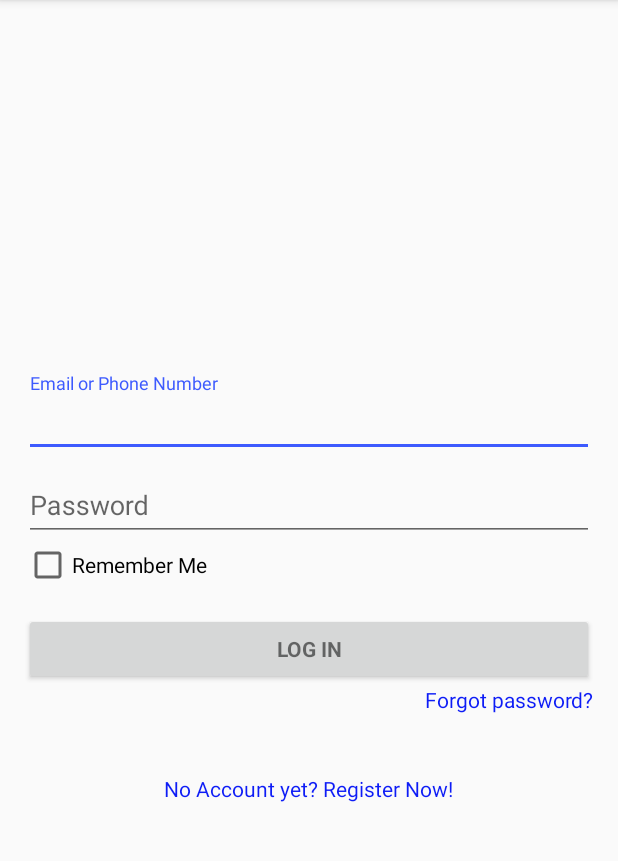
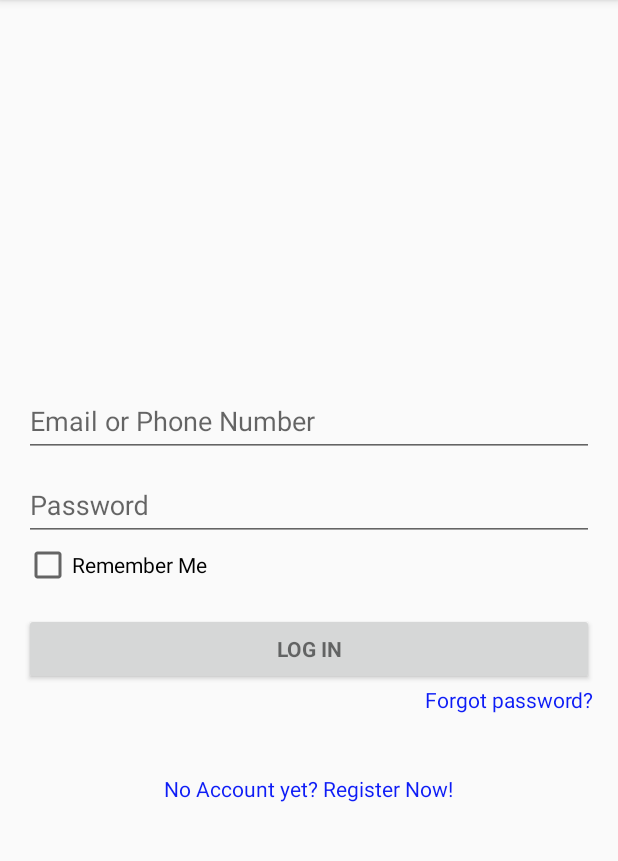
Before and after one commit to itkkk/FasterFood, an Android app: the screen it shows after launch (HomeActivity), in the side drawer, after a tap on "Login", on a phone screen of 412 x 824 dp, the part 84-945 px from its top. Run offline under Robolectric (Android 15) with nearby library versions, the phone set to English and light mode, and no system bars.

```diff
--- a/app/src/main/java/it/uniba/di/ivu/sms16/gruppo3/fasterfood/HomeActivity.java
+++ b/app/src/main/java/it/uniba/di/ivu/sms16/gruppo3/fasterfood/HomeActivity.java
@@ -1,5 +1,7 @@
 package it.uniba.di.ivu.sms16.gruppo3.fasterfood;
 
+import android.animation.Animator;
+import android.animation.AnimatorListenerAdapter;
 import android.animation.ValueAnimator;
 import android.app.Fragment;
 import android.app.FragmentManager;
@@ -24,6 +26,7 @@ public class HomeActivity extends AppCompatActivity
     static private boolean STARTED = false;
     static private boolean LOGGED = false;
     static boolean IS_LOGIN_FRAGMENT_ATTACHED = false;
+    static boolean IS_BACK_ARROW_SHOWED = false;
 
     NavigationView mNavigationView;
     private Toolbar myToolbar;
@@ -39,12 +42,11 @@ public class HomeActivity extends AppCompatActivity
         setupToolbar();
         setupNavigationDrawer();
 
-        if(savedInstanceState != null){
-            STARTED = savedInstanceState.getBoolean("STARTED");
-            LOGGED = savedInstanceState.getBoolean("LOGGED");
-        }
         if(!STARTED) {
             setupFragment();
+        }
+        if(IS_BACK_ARROW_SHOWED){
+            setBackArrow();
         }
     }
 
@@ -73,6 +75,7 @@ public class HomeActivity extends AppCompatActivity
         transaction.commit();
     }
 
+    //inizializza toolbar
     private void setupToolbar(){
         myToolbar = (Toolbar) findViewById(R.id.my_toolbar);
         myToolbar.setLogo(R.mipmap.ic_launcher);
@@ -81,6 +84,7 @@ public class HomeActivity extends AppCompatActivity
         setSupportActionBar(myToolbar);
     }
 
+    //inizializza navigationDrawer
     private void setupNavigationDrawer() {
         //ottengo il riferimento al layout
         mDrawerLayout = (DrawerLayout) findViewById(R.id.drawer_layout);
@@ -90,15 +94,19 @@ public class HomeActivity extends AppCompatActivity
         mDrawerToggle = new ActionBarDrawerToggle(this, mDrawerLayout, myToolbar, R.string.open_drawer, R.string.closed_drawer);
         mDrawerToggle.syncState();
 
+
         //aggiungo i listener (per animazione e click su menu)
         mNavigationView = (NavigationView) findViewById(R.id.nav_view);
         mDrawerLayout.setDrawerListener(mDrawerToggle);
         mNavigationView.setNavigationItemSelectedListener(this);
+
+
     }
 
-    //nasconde il navigation drawer se è aperto oppure chiama onBackPressed di default
+
     @Override
     public void onBackPressed() {
+        //nasconde il navigation drawer se è aperto oppure chiama onBackPressed di default
         if (mDrawer.isDrawerOpen(GravityCompat.START)) {
             mDrawer.closeDrawer(GravityCompat.START);
         } else {
@@ -107,12 +115,67 @@ public class HomeActivity extends AppCompatActivity
                 mDrawerToggle.setDrawerIndicatorEnabled(true);
                 getSupportActionBar().setDisplayHomeAsUpEnabled(false);
                 getSupportActionBar().setHomeButtonEnabled(false);
+                IS_BACK_ARROW_SHOWED = false;
 
                 animateDrawerIndicator(false);
+
+                mDrawerLayout.setDrawerLockMode(DrawerLayout.LOCK_MODE_UNLOCKED ); //abiita lo swipe per aprire il drawer
 
                 mDrawerToggle.syncState();
             }
         }
+    }
+
+    //shows the back Arrow
+    void setBackArrow(){
+        animateDrawerIndicator(true);
+        IS_BACK_ARROW_SHOWED = true;
+
+        mDrawerLayout.setDrawerLockMode(DrawerLayout.LOCK_MODE_LOCKED_CLOSED); //disabilita swipe per aprire il drawer
+
+        mDrawerToggle.setToolbarNavigationClickListener(new View.OnClickListener() {
+            @Override
+            public void onClick(View v) {
+                onBackPressed();
+            }
+        });
+
+        mDrawerToggle.syncState();
+    }
+
+    //animate the hamburger icon into a back arrow (
+    public void animateDrawerIndicator(final boolean shouldAnimate) {
+        ValueAnimator anim;
+        if(shouldAnimate) {
+            anim = ValueAnimator.ofFloat(0, 1);
+        } else {
+            anim = ValueAnimator.ofFloat(1, 0);
+        }
+        anim.addUpdateListener(new ValueAnimator.AnimatorUpdateListener() {
+            @Override
+            public void onAnimationUpdate(ValueAnimator valueAnimator) {
+                float slideOffset = (Float) valueAnimator.getAnimatedValue();
+                // You should get the drawer layout and
+                // toggler from your fragment to make the animation
+                mDrawerToggle.onDrawerSlide(mDrawerLayout, slideOffset);
+            }
+        });
+        anim.addListener(new AnimatorListenerAdapter()
+        {
+            @Override
+            public void onAnimationEnd(Animator animation)
+            {
+                if(shouldAnimate) {
+                    mDrawerToggle.setDrawerIndicatorEnabled(false);
+                    getSupportActionBar().setDisplayHomeAsUpEnabled(true);
+                    getSupportActionBar().setHomeButtonEnabled(true);
+                }
+            }
+        });
+        anim.setInterpolator(new DecelerateInterpolator());
+        anim.setDuration(700);
+        anim.start();
+
     }
 
     //Things to do when a drawer item is selected
@@ -150,15 +213,12 @@ public class HomeActivity extends AppCompatActivity
         // login-logout selected
         else if(id == R.id.nav_logout){
             if(!LOGGED) { //utente effettua il login
-                item.setTitle("Logout");
-                item.setIcon(R.drawable.ic_logout);
-                item.setCheckable(false);
-
                 setBackArrow();
-
                 getFragmentManager().beginTransaction().replace(R.id.fragment, new LoginFragment()).addToBackStack(null).commit();
 
                 if(LOGGED){
+                    item.setTitle("Logout");
+                    item.setIcon(R.drawable.ic_logout);
                     Menu mMenu = mNavigationView.getMenu();
                     MenuItem accountSettings = mMenu.findItem(R.id.nav_account_settings);
                     accountSettings.setVisible(true);
@@ -176,52 +236,9 @@ public class HomeActivity extends AppCompatActivity
         return true;
     }
 
+    //set the LOGGED boolean value
     void setLogged(boolean logged){
         this.LOGGED = logged;
     }
 
-    @Override
-    protected void onSaveInstanceState(Bundle outState) {
-        super.onSaveInstanceState(outState);
-        outState.putBoolean("STARTED", STARTED);
-        outState.putBoolean("LOGGED", LOGGED);
-    }
-
-    void setBackArrow(){
-        mDrawerToggle.setDrawerIndicatorEnabled(false);
-        getSupportActionBar().setDisplayHomeAsUpEnabled(true);
-        getSupportActionBar().setHomeButtonEnabled(true);
-
-        animateDrawerIndicator(true);
-
-        mDrawerToggle.setToolbarNavigationClickListener(new View.OnClickListener() {
-            @Override
-            public void onClick(View v) {
-                onBackPressed();
-            }
-        });
-
-        mDrawerToggle.syncState();
-    }
-
-    public void animateDrawerIndicator(boolean shouldAnimate) {
-        ValueAnimator anim;
-        if(shouldAnimate) {
-            anim = ValueAnimator.ofFloat(0, 1);
-        } else {
-            anim = ValueAnimator.ofFloat(1, 0);
-        }
-        anim.addUpdateListener(new ValueAnimator.AnimatorUpdateListener() {
-            @Override
-            public void onAnimationUpdate(ValueAnimator valueAnimator) {
-                float slideOffset = (Float) valueAnimator.getAnimatedValue();
-                // You should get the drawer layout and
-                // toggler from your fragment to make the animation
-                mDrawerToggle.onDrawerSlide(mDrawerLayout, slideOffset);
-            }
-        });
-        anim.setInterpolator(new DecelerateInterpolator());
-        anim.setDuration(500);
-        anim.start();
-    }
 }
--- a/app/src/main/java/it/uniba/di/ivu/sms16/gruppo3/fasterfood/RestaurantDetailFragment.java
+++ b/app/src/main/java/it/uniba/di/ivu/sms16/gruppo3/fasterfood/RestaurantDetailFragment.java
@@ -28,7 +28,7 @@ public class RestaurantDetailFragment extends Fragment {
     private Button btnMenu;
     private TextView txtHours, txtReview,txtNumReview, txtState, txtStreet, txtCity, txtRating;
     private RatingBar ratingBarTotal;
-    private LoadMap loadMap;
+    //private LoadMap loadMap;
 
     @Override
     public void onResume() {
@@ -50,10 +50,8 @@ public class RestaurantDetailFragment extends Fragment {
         restaurantName = bundle.getString("restaurantName");
         activity.setTitle(restaurantName);
 
+        new LoadMap().execute();
 
-
-        loadMap = new LoadMap();
-        loadMap.execute();
         btnMenu = (Button) getView().findViewById(R.id.btnMenu);
         txtState = (TextView) getView().findViewById(R.id.txtState);
         txtHours = (TextView) getView().findViewById(R.id.txtHours);
--- a/app/src/main/java/it/uniba/di/ivu/sms16/gruppo3/fasterfood/SearchFragment.java
+++ b/app/src/main/java/it/uniba/di/ivu/sms16/gruppo3/fasterfood/SearchFragment.java
@@ -61,7 +61,6 @@ public class SearchFragment extends Fragment {
             @Override
             public void onClick(View view, int position) {
                 String s = array[position];
-                Toast.makeText(activity, "You choose restaurant " + s, Toast.LENGTH_SHORT).show();
 
                 Bundle bundle = new Bundle();
                 bundle.putString("restaurantName", s);
@@ -73,6 +72,7 @@ public class SearchFragment extends Fragment {
                         .addToBackStack(null)
                         .commit();
                 menu.setChecked(false);
+                activity.setBackArrow();
             }
 
             @Override
--- a/app/src/main/res/layout/fragment_login.xml
+++ b/app/src/main/res/layout/fragment_login.xml
@@ -13,7 +13,9 @@
     <RelativeLayout
         android:gravity="center_vertical"
         android:layout_width="wrap_content"
-        android:layout_height="wrap_content">
+        android:layout_height="wrap_content"
+        android:focusable="true"
+        android:focusableInTouchMode="true">
 
             <android.support.design.widget.TextInputLayout
                 android:layout_width="match_parent"
--- a/app/src/main/res/menu/activity_main_drawer.xml
+++ b/app/src/main/res/menu/activity_main_drawer.xml
@@ -27,7 +27,8 @@
                 <item
                     android:id="@+id/nav_logout"
                     android:icon="@drawable/ic_login"
-                    android:title="@string/login_settings" />
+                    android:title="@string/login_settings"
+                    android:checkable="false"/>
             </group>
         </menu>
     </item>
```
